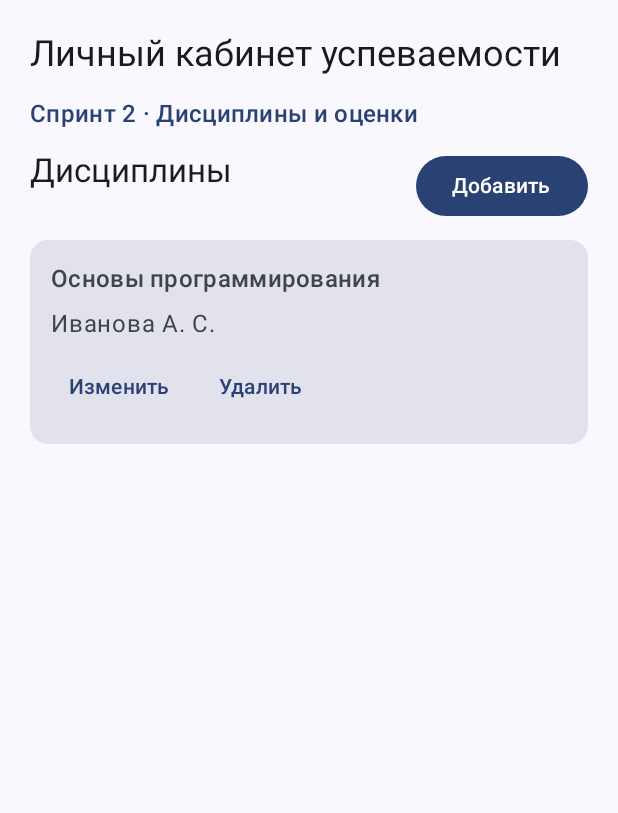
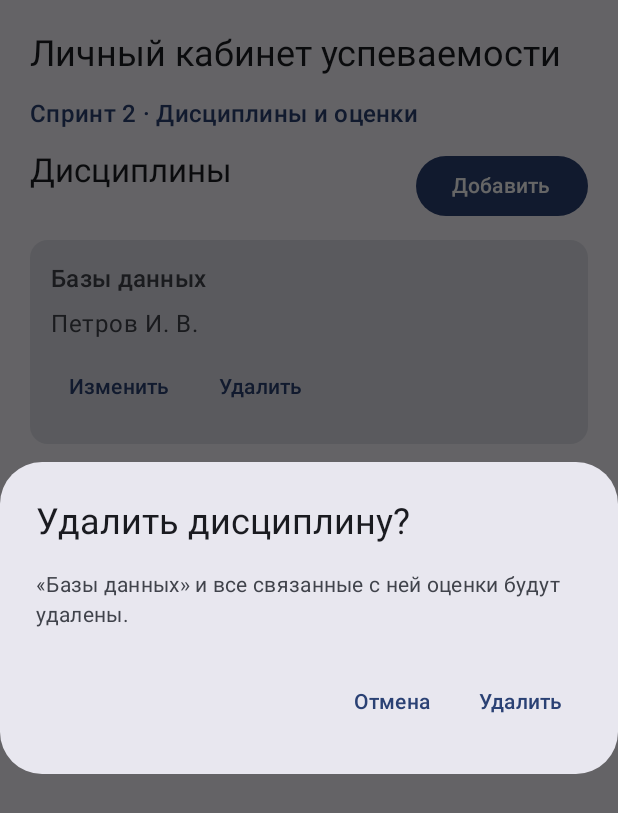
Before and after one commit to Manya-Mari/Studentkab, an Android app built with Jetpack Compose: the screen it shows after launch (MainActivity), after a tap on "Удалить", on a phone screen of 412 x 824 dp. Shown: the top 813 px of the screen. Run offline under Robolectric (Android 15) with nearby library versions, the phone set to English and light mode, and no system bars; our stand-ins replace Room's generated code.

Commit message:
Добавил подтверждение удаления

```diff
--- a/app/src/main/java/com/example/studentkab/MainActivity.kt
+++ b/app/src/main/java/com/example/studentkab/MainActivity.kt
@@ -58,6 +58,8 @@ class MainActivity : ComponentActivity() {
                 var editingDiscipline by remember { mutableStateOf<Discipline?>(null) }
                 var showGradeDialog by remember { mutableStateOf(false) }
                 var editingGrade by remember { mutableStateOf<Grade?>(null) }
+                var deletingDiscipline by remember { mutableStateOf<Discipline?>(null) }
+                var deletingGrade by remember { mutableStateOf<Grade?>(null) }
                 var errorMessage by remember { mutableStateOf<String?>(null) }
 
                 suspend fun refresh() {
@@ -146,15 +148,7 @@ class MainActivity : ComponentActivity() {
                                             showDisciplineDialog = true
                                         }) { Text("Изменить") }
                                         TextButton(onClick = {
-                                            scope.launch {
-                                                withContext(Dispatchers.IO) {
-                                                    database.disciplineDao().delete(discipline)
-                                                }
-                                                if (selectedDiscipline?.id == discipline.id) {
-                                                    selectedDiscipline = null
-                                                }
-                                                refresh()
-                                            }
+                                            deletingDiscipline = discipline
                                         }) { Text("Удалить") }
                                     }
                                 }
@@ -194,12 +188,7 @@ class MainActivity : ComponentActivity() {
                                                 showGradeDialog = true
                                             }) { Text("Изменить") }
                                             TextButton(onClick = {
-                                                scope.launch {
-                                                    withContext(Dispatchers.IO) {
-                                                        database.gradeDao().delete(grade)
-                                                    }
-                                                    refresh()
-                                                }
+                                                deletingGrade = grade
                                             }) { Text("Удалить") }
                                         }
                                     }
@@ -211,6 +200,53 @@ class MainActivity : ComponentActivity() {
                             Text(it, color = MaterialTheme.colorScheme.error)
                         }
                     }
+                }
+
+                deletingDiscipline?.let { discipline ->
+                    AlertDialog(
+                        onDismissRequest = { deletingDiscipline = null },
+                        title = { Text("Удалить дисциплину?") },
+                        text = { Text("«${discipline.name}» и все связанные с ней оценки будут удалены.") },
+                        confirmButton = {
+                            TextButton(onClick = {
+                                scope.launch {
+                                    withContext(Dispatchers.IO) {
+                                        database.disciplineDao().delete(discipline)
+                                    }
+                                    if (selectedDiscipline?.id == discipline.id) {
+                                        selectedDiscipline = null
+                                    }
+                                    deletingDiscipline = null
+                                    refresh()
+                                }
+                            }) { Text("Удалить") }
+                        },
+                        dismissButton = {
+                            TextButton(onClick = { deletingDiscipline = null }) { Text("Отмена") }
+                        }
+                    )
+                }
+
+                deletingGrade?.let { grade ->
+                    AlertDialog(
+                        onDismissRequest = { deletingGrade = null },
+                        title = { Text("Удалить оценку?") },
+                        text = { Text("Запись с оценкой ${grade.value} будет удалена.") },
+                        confirmButton = {
+                            TextButton(onClick = {
+                                scope.launch {
+                                    withContext(Dispatchers.IO) {
+                                        database.gradeDao().delete(grade)
+                                    }
+                                    deletingGrade = null
+                                    refresh()
+                                }
+                            }) { Text("Удалить") }
+                        },
+                        dismissButton = {
+                            TextButton(onClick = { deletingGrade = null }) { Text("Отмена") }
+                        }
+                    )
                 }
 
                 if (showDisciplineDialog) {
```
